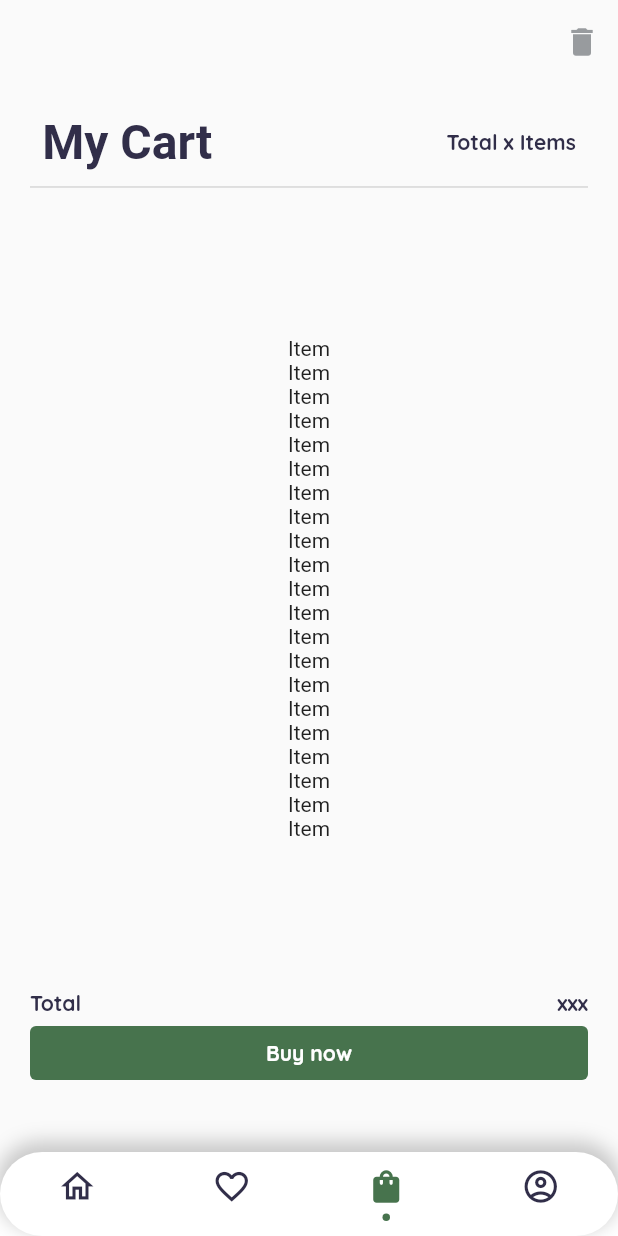
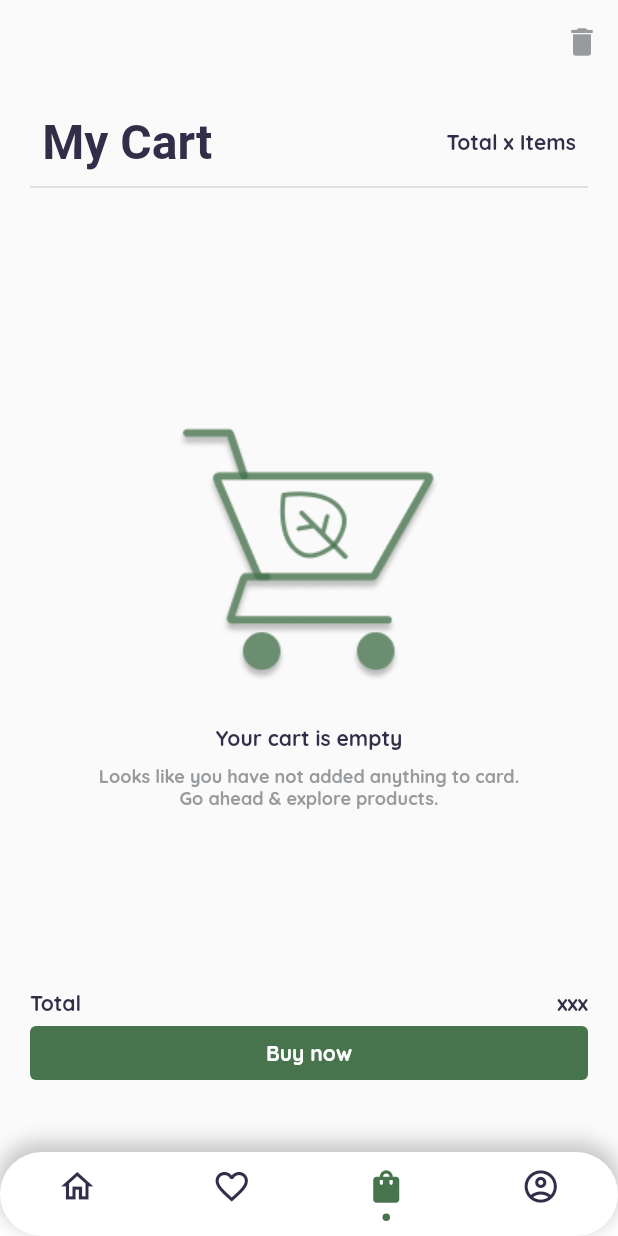
Before and after one commit to zerocrazy65/Plantplay, a Flutter app: the screen it shows after launch, item 3 of the bottom bar chosen, on a phone screen of 412 x 824 dp. Run offline on Flutter 3.47's test engine with Material 2 defaults, Android fonts, the phone set to English and light mode, and no system bars; drawn by our look-alikes of persistent_bottom_nav_bar; our stand-ins replace carousel_slider, google_fonts, smooth_page_indicator; accounts and stored records are empty; network calls fail; Roboto replaces fonts that are missing (Manjari).

Commit message:
Update code a little

```diff
--- a/lib/screens/shopping/cart.dart
+++ b/lib/screens/shopping/cart.dart
@@ -11,6 +11,7 @@ class CartPage extends StatefulWidget {
 }
 
 class _CartPageState extends State<CartPage> {
+  List<String> cartStore = [];
   @override
   Widget build(BuildContext context) {
     final screenHeight = MediaQuery.of(context).size.height;
@@ -64,29 +65,35 @@ class _CartPageState extends State<CartPage> {
               ),
             ),
             Container(
-              child: const Column(
+              child: Column(
                 children: [
-                  Text('Item'),
-                  Text('Item'),
-                  Text('Item'),
-                  Text('Item'),
-                  Text('Item'),
-                  Text('Item'),
-                  Text('Item'),
-                  Text('Item'),
-                  Text('Item'),
-                  Text('Item'),
-                  Text('Item'),
-                  Text('Item'),
-                  Text('Item'),
-                  Text('Item'),
-                  Text('Item'),
-                  Text('Item'),
-                  Text('Item'),
-                  Text('Item'),
-                  Text('Item'),
-                  Text('Item'),
-                  Text('Item'),
+                  if (cartStore.isEmpty)
+                    Column(
+                      children: [
+                        Image.asset('assets/img/cartEmpty.png'),
+                        Text(
+                          'Your cart is empty',
+                          style: FontTheme.bodyText,
+                        ),
+                        SizedBox(
+                          height: screenHeight * 0.01,
+                        ),
+                        Text(
+                          'Looks like you have not added anything to card.',
+                          style: FontTheme.subBodyText,
+                        ),
+                        Text(
+                          'Go ahead & explore products.',
+                          style: FontTheme.subBodyText,
+                        ),
+                      ],
+                    )
+                  else
+                    Column(
+                      children: [
+                        for (var item in cartStore) Text(item),
+                      ],
+                    ),
                 ],
               ),
             ),
--- a/lib/screens/shopping/store.dart
+++ b/lib/screens/shopping/store.dart
@@ -2,9 +2,7 @@ import 'package:flutter/material.dart';
 import 'package:flutter_application_1/middleware/connect.dart';
 import 'package:flutter_application_1/screens/shopping/productPage.dart';
 import 'package:flutter_application_1/theme/style.dart';
-import 'package:flutter_application_1/widgets/slider.dart';
-
-import '../../widgets/typeBtn.dart';
+import 'package:flutter_application_1/widgets/storeWidgets.dart';
 
 class StorePage extends StatefulWidget {
   const StorePage({super.key});
--- a/lib/widgets/slider.dart
+++ b/lib/widgets/storeWidgets.dart
@@ -1,7 +1,37 @@
-import 'package:carousel_slider/carousel_slider.dart';
 import 'package:flutter/material.dart';
 import 'package:flutter_application_1/theme/style.dart';
+
+import 'package:carousel_slider/carousel_slider.dart';
 import 'package:smooth_page_indicator/smooth_page_indicator.dart';
+
+class ColorChangeButton extends StatelessWidget {
+  final String imagePath;
+  final Color defaultColor = ColorTheme.greyColor;
+  final Color activeColor = ColorTheme.mainGreenColor;
+  final bool isActive;
+  final VoidCallback onPressed;
+
+  const ColorChangeButton({
+    Key? key,
+    required this.imagePath,
+    required this.isActive,
+    required this.onPressed,
+  }) : super(key: key);
+
+  @override
+  Widget build(BuildContext context) {
+    return InkWell(
+      onTap: onPressed, // Call the provided onPressed callback
+      child: ColorFiltered(
+        colorFilter: ColorFilter.mode(
+          isActive ? activeColor : defaultColor,
+          BlendMode.srcIn,
+        ),
+        child: Image.asset(imagePath),
+      ),
+    );
+  }
+}
 
 class SliderWidget extends StatefulWidget {
   const SliderWidget({super.key});
--- a/lib/widgets/typeBtn.dart
+++ /dev/null
@@ -1,31 +0,0 @@
-import 'package:flutter/material.dart';
-import 'package:flutter_application_1/theme/style.dart';
-
-class ColorChangeButton extends StatelessWidget {
-  final String imagePath;
-  final Color defaultColor = ColorTheme.greyColor;
-  final Color activeColor = ColorTheme.mainGreenColor;
-  final bool isActive;
-  final VoidCallback onPressed;
-
-  const ColorChangeButton({
-    Key? key,
-    required this.imagePath,
-    required this.isActive,
-    required this.onPressed,
-  }) : super(key: key);
-
-  @override
-  Widget build(BuildContext context) {
-    return InkWell(
-      onTap: onPressed, // Call the provided onPressed callback
-      child: ColorFiltered(
-        colorFilter: ColorFilter.mode(
-          isActive ? activeColor : defaultColor,
-          BlendMode.srcIn,
-        ),
-        child: Image.asset(imagePath),
-      ),
-    );
-  }
-}
--- a/pubspec.yaml
+++ b/pubspec.yaml
@@ -82,6 +82,7 @@ flutter:
       - assets/img/
       - assets/logo/
       - assets/img/plant_bg.jpg
+      - assets/img/cartEmpty.png
       - assets/logo/Logo-PLANTPLAY.png
       - assets/icons/_flower.png
       - assets/icons/_green.png
```
Also changed, not shown: assets/img/cartEmpty.png (added), pubspec.lock.
